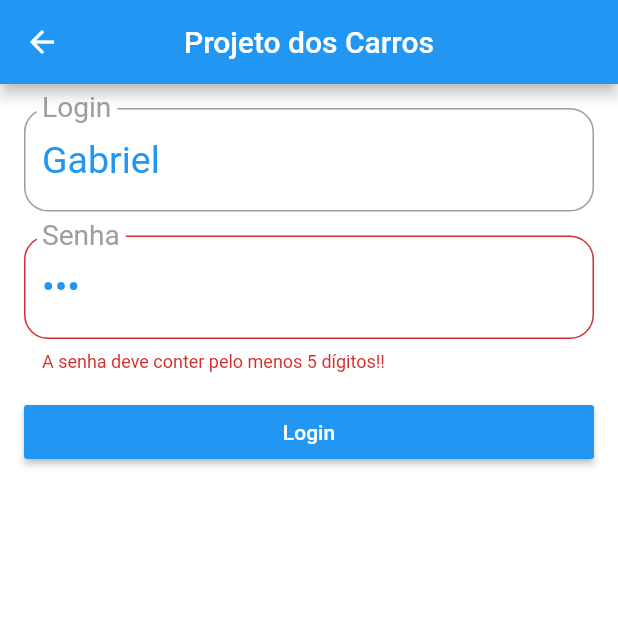
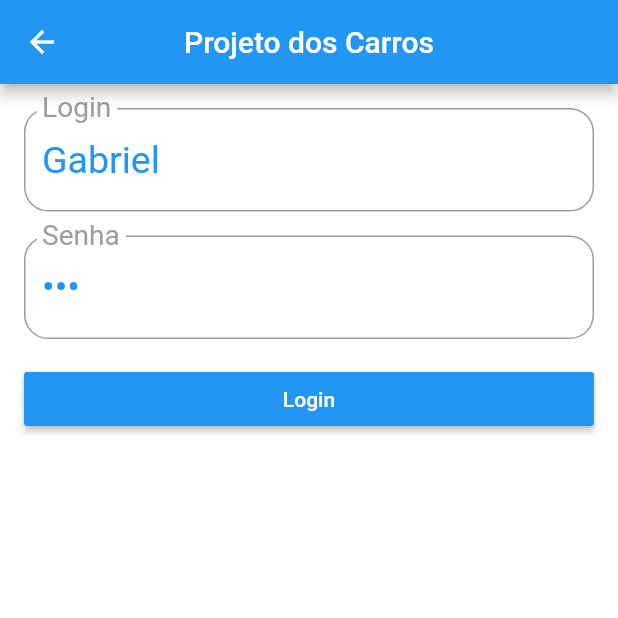
Before and after one commit to GabrielDragone/flutter-essential, a Flutter app: the LoginPageS5 screen opened directly, after a tap on "Login", on a phone screen of 412 x 824 dp, the top half of it. Run offline on Flutter 3.47's test engine with Material 2 defaults, Android fonts, the phone set to English and light mode, and no system bars; our stand-ins replace fluttertoast; network calls fail.

Commit message:
:astonished:
Adicionados exemplos de Http response post, junto com criação de Classe usuário com unificação das classes LoginApi e Usuario e navegação entre página se usuario e senha existirem.

```diff
--- /dev/null
+++ b/src/flutter_essential/lib/pages/section_5/home_page_s5.dart
@@ -0,0 +1,20 @@
+import 'package:flutter/material.dart';
+
+class HomePageS5 extends StatelessWidget {
+  @override
+  Widget build(BuildContext context) {
+    return Scaffold(
+      appBar: AppBar(
+        title: Text("Carros"),
+        centerTitle: true,
+      ),
+      body: _body(),
+    );
+  }
+
+  _body() {
+    return Center(
+      child: Text("Olá, Mundo!"),
+    );
+  }
+}
--- /dev/null
+++ b/src/flutter_essential/lib/pages/section_5/login_api.dart
@@ -0,0 +1,62 @@
+import 'dart:convert';
+import 'dart:math';
+
+import 'package:flutter_essential/pages/section_5/usuario.dart';
+import 'package:http/http.dart'
+    as http; //Utilizado o http como se estivessemos armazenando o import numa variável.
+
+//Classe utilizada para encapsular a lógica para chamar o WebService:
+class LoginApi {
+  //Método login que recebe login e senha. Futuro tipado:
+  //Antigo:
+//  static Future<bool> login(String strLogin, String strSenha) async {
+  //Novo, como foi criado uma Classe usuario, alterado:
+  static Future<Usuario> login(String strLogin, String strSenha) async {
+    //Url do WebService:
+    //Antiga:
+    //var url = "http://livrowebservices.com.br/rest/login";
+    //Nova com validação se existe ou não usuários:
+    var url = "https://carros-springboot.herokuapp.com/api/v2/login";
+
+    //Hashmap de String String:
+    Map<String, String> headers = {
+      "Content-Type": "application/json",
+    };
+
+    //Definimos os parâmetros (map) que serão enviados via post na requisição pro WebService:
+    Map params = {
+      'username': strLogin,
+      'password': strSenha,
+    };
+
+    //Transforma o map em String para enviar no post. Nencessário importar biblioteca:
+    String s = json.encode(params);
+
+    // Faz a requisição via post, passando a url e parâmetros definidos acima. O wait significa que essa requisição pode demorar alguns
+    //segundos para retornar. Além do await, na linha do método, devemos defini-lo como async:
+    //Antigo:
+    //var response = await http.post(url, body: params);
+
+    //Como tempos que passar o headers, foi informado parâmetro novo:
+    var response = await http.post(url, body: s, headers: headers);
+
+    print("Response status: ${response.statusCode}.");
+    print("Response body: ${response.body}.");
+
+    //Pega a response que vem em String e converte para Map:
+    Map mapResponse = json.decode(response.body);
+
+    //Atrubui os valores das variáveis de acordo com o response:
+    String nome = mapResponse["nome"];
+    String email = mapResponse["email"];
+
+    print("Nome: $nome - E-mail: $email");
+
+//    Usuario user = Usuario(nome, email); Antigo
+//    Usuario user = Usuario(mapResponse);
+    Usuario user = Usuario.fromJson(mapResponse);
+
+    //return true;
+    return user;
+  }
+}
--- a/src/flutter_essential/lib/pages/section_5/login_page_s5.dart
+++ b/src/flutter_essential/lib/pages/section_5/login_page_s5.dart
@@ -1,20 +1,26 @@
 import 'package:flutter/material.dart';
+import 'package:flutter/widgets.dart';
+import 'package:flutter_essential/pages/section_5/home_page_s5.dart';
+import 'package:flutter_essential/pages/section_5/login_api.dart';
+import 'package:flutter_essential/pages/section_5/usuario.dart';
+import 'package:flutter_essential/utils/nav.dart';
 import 'package:flutter_essential/widgets/app_text.dart';
 import 'package:flutter_essential/widgets/blue_button.dart';
 
 class LoginPageS5 extends StatefulWidget {
-  //Chave do formulário que controla seus estados:
   @override
   _LoginPageS5State createState() => _LoginPageS5State();
 }
 
 class _LoginPageS5State extends State<LoginPageS5> {
+  //Chave do formulário que controla seus estados:
   final _formKey = GlobalKey<FormState>();
 
+  //Controladores dos TextFormFields da tela:
   final _tLogin = TextEditingController(text: "Gabriel");
-
   final _tSenha = TextEditingController(text: "123");
 
+  //Utilizado para dar foco no campo:
   final _focusSenha = FocusNode();
 
   @override
@@ -75,7 +81,7 @@ class _LoginPageS5State extends State<LoginPageS5> {
     );
   }
 
-  _onClickLogin() {
+  _onClickLogin() async {
     //Valida todos os campos de TextFormField pra verificar se estão preenchidos.
     // Necessário ter o validator em todos os TextFormFields
     bool formOk = _formKey.currentState.validate();
@@ -89,8 +95,22 @@ class _LoginPageS5State extends State<LoginPageS5> {
     String senha = _tSenha.text;
 
     print("Login: $login - Senha: $senha");
+
+    //Declaramos uma variável pra pegar o retorno do requisição do WebService:
+    //bool ok = await LoginApi.login(login, senha); Antigo
+    Usuario user = await LoginApi.login(login, senha);
+
+    //Validamos esse retorno, se estiver Ok, push pra outra tela:
+    //if (ok) { Antigo
+    if (user != null) {
+      print(">>> $user");
+      push(context, HomePageS5());
+    } else {
+      print("Login incorreto!");
+    }
   }
 
+  //Valida se os campos estão digitados:
   String _validateLogin(String strText) {
     if (strText.isEmpty) {
       return "Digite o login!";
@@ -98,12 +118,13 @@ class _LoginPageS5State extends State<LoginPageS5> {
     return null;
   }
 
+  //Valida se os campos estão digitados:
   String _validateSenha(String strSenha) {
     if (strSenha.isEmpty) {
       return "Digite a senha!";
     }
 
-    if (strSenha.length < 5) {
+    if (strSenha.length < 3) {
       return "A senha deve conter pelo menos 5 dígitos!!";
     }
 
--- /dev/null
+++ b/src/flutter_essential/lib/pages/section_5/usuario.dart
@@ -0,0 +1,30 @@
+class Usuario {
+  //Mesmos atributos do WebService:
+  String login;
+  String nome;
+  String email;
+  String token;
+  List<String> roles;
+
+  //Construtor:
+  //Usuario(this.nome, this.email); Normal, passando os parâmetros
+  //Usuario(Map<String, dynamic> map) { //Passando o responseMap diretamente
+//  Usuario.fromJson(Map<String, dynamic> map) {
+//    //Utilizados quando não tem os construtores padrões, mais conhecidos por namedConstructors
+//    login = map["login"];
+//    nome = map["nome"];
+//    email = map["email"];
+//    token = map["token"];
+//  }
+  //Sintaxe de lista de inicialização:
+  Usuario.fromJson(Map<String, dynamic> map)
+      : login = map["login"],
+        nome = map["nome"],
+        email = map["email"],
+        token = map["token"];
+
+  @override
+  String toString() {
+    return 'Usuario{login: $login, nome: $nome, email: $email, token: $token, roles: $roles}';
+  }
+}
--- a/src/flutter_essential/lib/widgets/app_text.dart
+++ b/src/flutter_essential/lib/widgets/app_text.dart
@@ -1,5 +1,6 @@
 import 'package:flutter/material.dart';
 
+//Classe utilizada para montar TextFormFields padrões:
 class AppText extends StatelessWidget {
   //Variáveis:
   String strLabel;
--- a/src/flutter_essential/pubspec.yaml
+++ b/src/flutter_essential/pubspec.yaml
@@ -21,6 +21,8 @@ dependencies:
     sdk: flutter
   #Para utilizarmos o Toast, devemos declará-lo, dar Packages get e importá-lo na tela:
   fluttertoast: ^3.1.3
+  #Para realizarmos solicitações para WebServices:
+  http: ^0.12.0+2
 
   # The following adds the Cupertino Icons font to your application.
   # Use with the CupertinoIcons class for iOS style icons.
```
